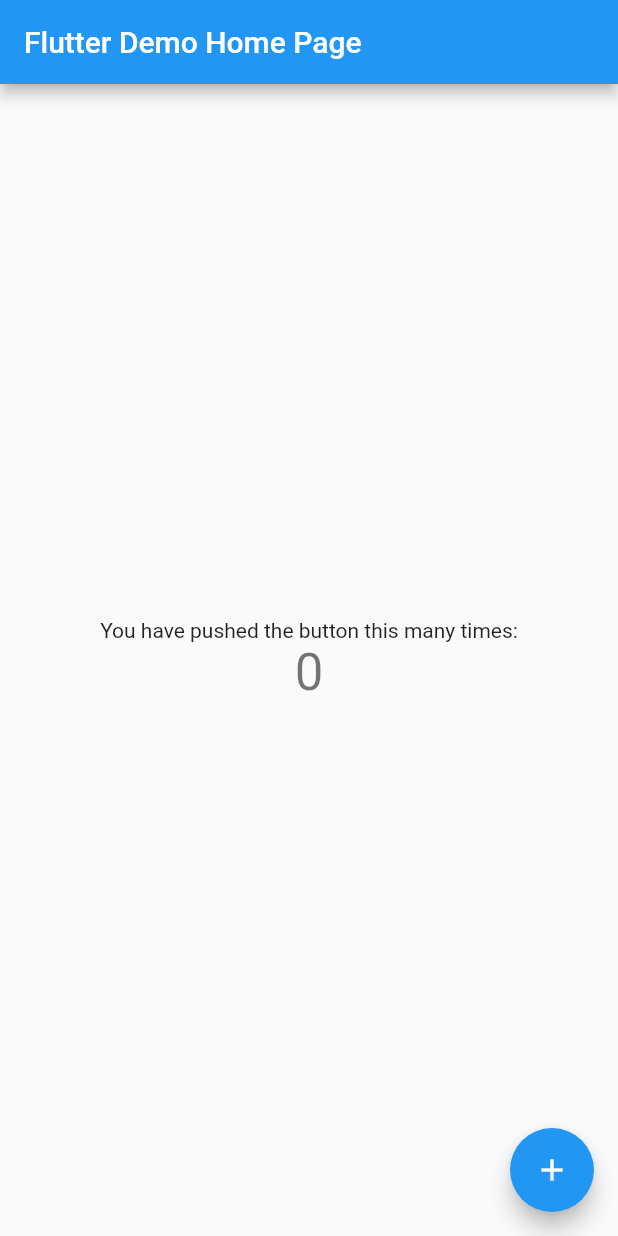
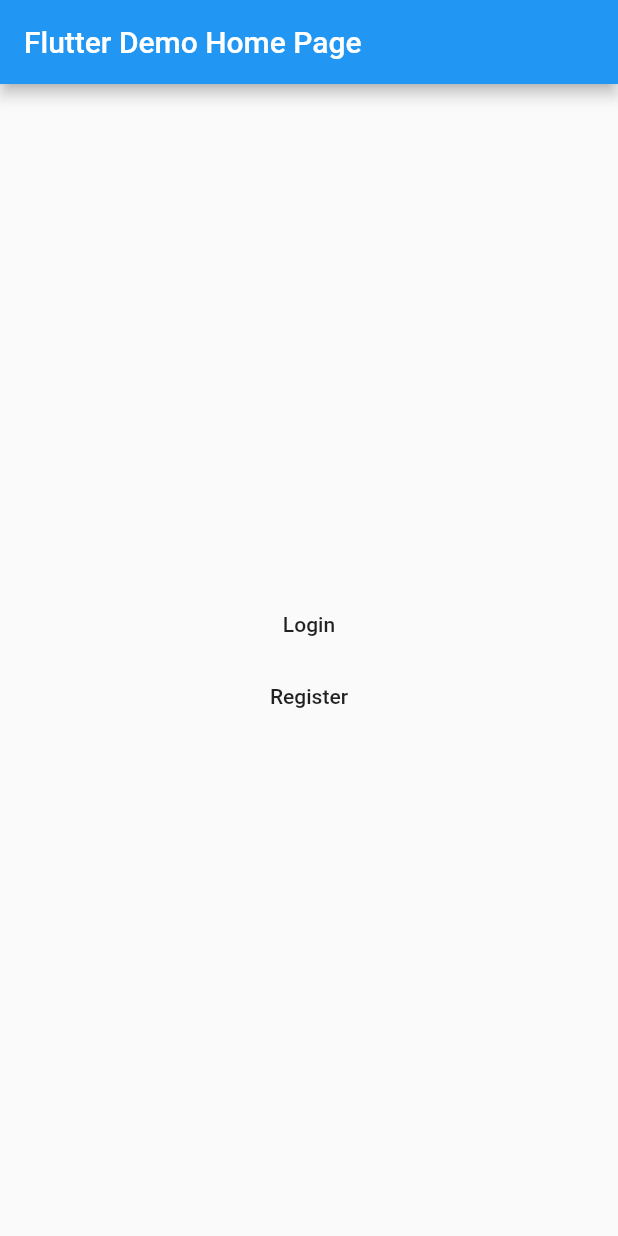
Before and after one commit to kabirnagpal/instaUpload, a Flutter app: the screen it shows after launch, on a phone screen of 412 x 824 dp. Run offline on Flutter 3.47's test engine with Material 2 defaults, Android fonts, the phone set to English and light mode, and no system bars.

```diff
--- a/ChatApp/lib/main.dart
+++ b/ChatApp/lib/main.dart
@@ -1,29 +1,23 @@
+import 'package:ChatApp/regsiter.dart';
 import 'package:flutter/material.dart';
-
+import 'login.dart';
+import 'regsiter.dart';
 void main() {
   runApp(MyApp());
 }
 
 class MyApp extends StatelessWidget {
-  // This widget is the root of your application.
   @override
   Widget build(BuildContext context) {
     return MaterialApp(
+      initialRoute: '/',
+    routes: {
+    '/Login': (context) => Login(),
+    '/Register': (context) =>Register()
+  },
       title: 'Flutter Demo',
       theme: ThemeData(
-        // This is the theme of your application.
-        //
-        // Try running your application with "flutter run". You'll see the
-        // application has a blue toolbar. Then, without quitting the app, try
-        // changing the primarySwatch below to Colors.green and then invoke
-        // "hot reload" (press "r" in the console where you ran "flutter run",
-        // or simply save your changes to "hot reload" in a Flutter IDE).
-        // Notice that the counter didn't reset back to zero; the application
-        // is not restarted.
         primarySwatch: Colors.blue,
-        // This makes the visual density adapt to the platform that you run
-        // the app on. For desktop platforms, the controls will be smaller and
-        // closer together (more dense) than on mobile platforms.
         visualDensity: VisualDensity.adaptivePlatformDensity,
       ),
       home: MyHomePage(title: 'Flutter Demo Home Page'),
@@ -33,16 +27,6 @@ class MyApp extends StatelessWidget {
 
 class MyHomePage extends StatefulWidget {
   MyHomePage({Key key, this.title}) : super(key: key);
-
-  // This widget is the home page of your application. It is stateful, meaning
-  // that it has a State object (defined below) that contains fields that affect
-  // how it looks.
-
-  // This class is the configuration for the state. It holds the values (in this
-  // case the title) provided by the parent (in this case the App widget) and
-  // used by the build method of the State. Fields in a Widget subclass are
-  // always marked "final".
-
   final String title;
 
   @override
@@ -50,68 +34,39 @@ class MyHomePage extends StatefulWidget {
 }
 
 class _MyHomePageState extends State<MyHomePage> {
-  int _counter = 0;
-
-  void _incrementCounter() {
-    setState(() {
-      // This call to setState tells the Flutter framework that something has
-      // changed in this State, which causes it to rerun the build method below
-      // so that the display can reflect the updated values. If we changed
-      // _counter without calling setState(), then the build method would not be
-      // called again, and so nothing would appear to happen.
-      _counter++;
-    });
-  }
 
   @override
   Widget build(BuildContext context) {
-    // This method is rerun every time setState is called, for instance as done
-    // by the _incrementCounter method above.
-    //
-    // The Flutter framework has been optimized to make rerunning build methods
-    // fast, so that you can just rebuild anything that needs updating rather
-    // than having to individually change instances of widgets.
     return Scaffold(
       appBar: AppBar(
-        // Here we take the value from the MyHomePage object that was created by
-        // the App.build method, and use it to set our appbar title.
         title: Text(widget.title),
       ),
       body: Center(
-        // Center is a layout widget. It takes a single child and positions it
-        // in the middle of the parent.
         child: Column(
-          // Column is also a layout widget. It takes a list of children and
-          // arranges them vertically. By default, it sizes itself to fit its
-          // children horizontally, and tries to be as tall as its parent.
-          //
-          // Invoke "debug painting" (press "p" in the console, choose the
-          // "Toggle Debug Paint" action from the Flutter Inspector in Android
-          // Studio, or the "Toggle Debug Paint" command in Visual Studio Code)
-          // to see the wireframe for each widget.
-          //
-          // Column has various properties to control how it sizes itself and
-          // how it positions its children. Here we use mainAxisAlignment to
-          // center the children vertically; the main axis here is the vertical
-          // axis because Columns are vertical (the cross axis would be
-          // horizontal).
           mainAxisAlignment: MainAxisAlignment.center,
           children: <Widget>[
-            Text(
-              'You have pushed the button this many times:',
-            ),
-            Text(
-              '$_counter',
-              style: Theme.of(context).textTheme.headline4,
-            ),
+            EntryButtons(text: Text("Login"), route:'/Login'),
+            EntryButtons(text: Text("Register"), route: '/Register')
           ],
         ),
       ),
-      floatingActionButton: FloatingActionButton(
-        onPressed: _incrementCounter,
-        tooltip: 'Increment',
-        child: Icon(Icons.add),
-      ), // This trailing comma makes auto-formatting nicer for build methods.
     );
   }
 }
+
+class EntryButtons extends StatelessWidget {
+final text;
+final route;
+EntryButtons({this.text,this.route});
+
+  @override
+  Widget build(BuildContext context) {
+    return FlatButton(
+      onPressed: (){
+        Navigator.pushNamed(
+        context, route);
+      },
+      child: text,
+      );
+  }
+}
```
Also changed, not shown: ChatApp/lib/login.dart (added, +44 -0 lines), ChatApp/lib/regsiter.dart (added, +44 -0 lines).
